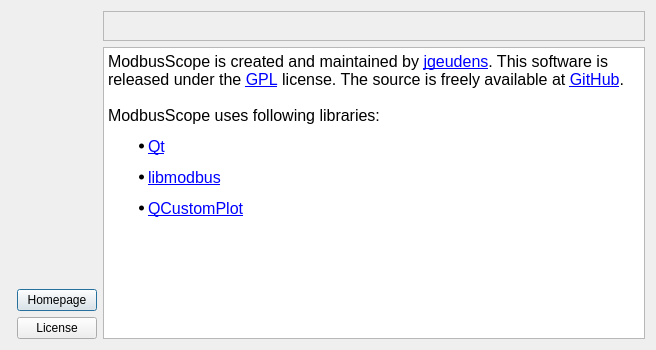
The window that src/dialogs/aboutdialog.ui (ModbusScope/ModbusScope) describes before a commit, drawn with Qt 5.
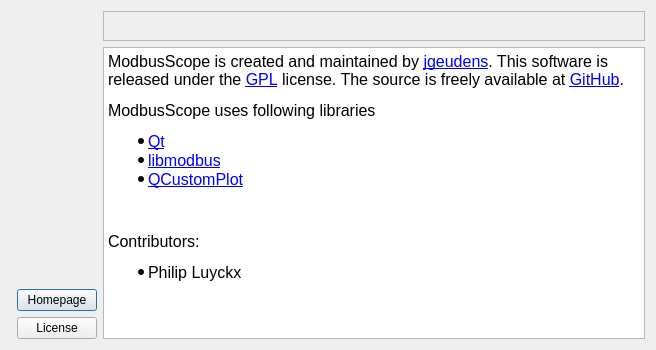
The same window after the commit. Icons and pictures are not drawn.

Commit message: List pluyckx as contributor

Patch:
```diff
--- a/src/dialogs/aboutdialog.ui
+++ b/src/dialogs/aboutdialog.ui
@@ -159,10 +159,14 @@
 &lt;html&gt;&lt;head&gt;&lt;meta name=&quot;qrichtext&quot; content=&quot;1&quot; /&gt;&lt;style type=&quot;text/css&quot;&gt;
 p, li { white-space: pre-wrap; }
 &lt;/style&gt;&lt;/head&gt;&lt;body style=&quot; font-family:'Ubuntu'; font-size:11pt; font-weight:400; font-style:normal;&quot;&gt;
-&lt;p style=&quot; margin-top:12px; margin-bottom:12px; margin-left:0px; margin-right:0px; -qt-block-indent:0; text-indent:0px;&quot;&gt;&lt;span style=&quot; font-size:12pt;&quot;&gt;ModbusScope is created and maintained by &lt;/span&gt;&lt;a href=&quot;https://github.com/jgeudens&quot;&gt;&lt;span style=&quot; font-size:12pt; text-decoration: underline; color:#0000ff;&quot;&gt;jgeudens&lt;/span&gt;&lt;/a&gt;&lt;span style=&quot; font-size:12pt;&quot;&gt;. This software is released under the &lt;/span&gt;&lt;a href=&quot;http://www.gnu.org/licenses/gpl.html#content&quot;&gt;&lt;span style=&quot; font-size:12pt; text-decoration: underline; color:#0000ff;&quot;&gt;GPL&lt;/span&gt;&lt;/a&gt;&lt;span style=&quot; font-size:12pt;&quot;&gt; license. The source is freely available at &lt;/span&gt;&lt;a href=&quot;https://github.com/jgeudens/ModbusScope&quot;&gt;&lt;span style=&quot; font-size:12pt; text-decoration: underline; color:#0000ff;&quot;&gt;GitHub&lt;/span&gt;&lt;/a&gt;&lt;span style=&quot; font-size:12pt;&quot;&gt;.&lt;br /&gt;&lt;br /&gt;ModbusScope uses following libraries:&lt;/span&gt;&lt;/p&gt;
-&lt;ul style=&quot;margin-top: 0px; margin-bottom: 0px; margin-left: 0px; margin-right: 0px; -qt-list-indent: 1;&quot;&gt;&lt;li style=&quot; margin-top:12px; margin-bottom:12px; margin-left:0px; margin-right:0px; -qt-block-indent:0; text-indent:0px;&quot;&gt;&lt;a href=&quot;http://qt-project.org/&quot;&gt;&lt;span style=&quot; font-size:12pt; text-decoration: underline; color:#0000ff;&quot;&gt;Qt&lt;/span&gt;&lt;/a&gt;&lt;/li&gt;
-&lt;li style=&quot; margin-top:12px; margin-bottom:12px; margin-left:0px; margin-right:0px; -qt-block-indent:0; text-indent:0px;&quot;&gt;&lt;a href=&quot;http://libmodbus.org/&quot;&gt;&lt;span style=&quot; font-size:12pt; text-decoration: underline; color:#0000ff;&quot;&gt;libmodbus&lt;/span&gt;&lt;/a&gt;&lt;/li&gt;
-&lt;li style=&quot; margin-top:12px; margin-bottom:12px; margin-left:0px; margin-right:0px; -qt-block-indent:0; text-indent:0px;&quot;&gt;&lt;a href=&quot;http://www.qcustomplot.com/&quot;&gt;&lt;span style=&quot; font-size:12pt; text-decoration: underline; color:#0000ff;&quot;&gt;QCustomPlot&lt;/span&gt;&lt;/a&gt;&lt;/li&gt;&lt;/ul&gt;&lt;/body&gt;&lt;/html&gt;</string>
+&lt;p style=&quot; margin-top:12px; margin-bottom:12px; margin-left:0px; margin-right:0px; -qt-block-indent:0; text-indent:0px;&quot;&gt;&lt;span style=&quot; font-size:12pt;&quot;&gt;ModbusScope is created and maintained by &lt;/span&gt;&lt;a href=&quot;https://github.com/jgeudens&quot;&gt;&lt;span style=&quot; font-size:12pt; text-decoration: underline; color:#0000ff;&quot;&gt;jgeudens&lt;/span&gt;&lt;/a&gt;&lt;span style=&quot; font-size:12pt;&quot;&gt;. This software is released under the &lt;/span&gt;&lt;a href=&quot;http://www.gnu.org/licenses/gpl.html#content&quot;&gt;&lt;span style=&quot; font-size:12pt; text-decoration: underline; color:#0000ff;&quot;&gt;GPL&lt;/span&gt;&lt;/a&gt;&lt;span style=&quot; font-size:12pt;&quot;&gt; license. The source is freely available at &lt;/span&gt;&lt;a href=&quot;https://github.com/jgeudens/ModbusScope&quot;&gt;&lt;span style=&quot; font-size:12pt; text-decoration: underline; color:#0000ff;&quot;&gt;GitHub&lt;/span&gt;&lt;/a&gt;&lt;span style=&quot; font-size:12pt;&quot;&gt;.&lt;/span&gt;&lt;/p&gt;
+&lt;p style=&quot; margin-top:12px; margin-bottom:12px; margin-left:0px; margin-right:0px; -qt-block-indent:0; text-indent:0px;&quot;&gt;&lt;span style=&quot; font-size:12pt;&quot;&gt;ModbusScope uses following libraries&lt;/span&gt; &lt;/p&gt;
+&lt;ul style=&quot;margin-top: 0px; margin-bottom: 0px; margin-left: 0px; margin-right: 0px; -qt-list-indent: 1;&quot;&gt;&lt;li style=&quot; font-size:12pt;&quot; style=&quot; margin-top:0px; margin-bottom:0px; margin-left:0px; margin-right:0px; -qt-block-indent:0; text-indent:0px;&quot;&gt;&lt;a href=&quot;http://qt-project.org/&quot;&gt;&lt;span style=&quot; text-decoration: underline; color:#0000ff;&quot;&gt;Qt&lt;/span&gt;&lt;/a&gt;&lt;/li&gt;
+&lt;li style=&quot; font-size:12pt;&quot; style=&quot; margin-top:0px; margin-bottom:0px; margin-left:0px; margin-right:0px; -qt-block-indent:0; text-indent:0px;&quot;&gt;&lt;a href=&quot;http://libmodbus.org/&quot;&gt;&lt;span style=&quot; text-decoration: underline; color:#0000ff;&quot;&gt;libmodbus&lt;/span&gt;&lt;/a&gt;&lt;/li&gt;
+&lt;li style=&quot; font-size:12pt;&quot; style=&quot; margin-top:0px; margin-bottom:0px; margin-left:0px; margin-right:0px; -qt-block-indent:0; text-indent:0px;&quot;&gt;&lt;a href=&quot;http://www.qcustomplot.com/&quot;&gt;&lt;span style=&quot; text-decoration: underline; color:#0000ff;&quot;&gt;QCustomPlot&lt;/span&gt;&lt;/a&gt;&lt;/li&gt;&lt;/ul&gt;
+&lt;p style=&quot;-qt-paragraph-type:empty; margin-top:12px; margin-bottom:12px; margin-left:0px; margin-right:0px; -qt-block-indent:0; text-indent:0px; font-size:12pt;&quot;&gt;&lt;br /&gt;&lt;/p&gt;
+&lt;p style=&quot; margin-top:12px; margin-bottom:12px; margin-left:0px; margin-right:0px; -qt-block-indent:0; text-indent:0px;&quot;&gt;&lt;span style=&quot; font-size:12pt;&quot;&gt;Contributors:&lt;/span&gt;&lt;/p&gt;
+&lt;ul style=&quot;margin-top: 0px; margin-bottom: 0px; margin-left: 0px; margin-right: 0px; -qt-list-indent: 1;&quot;&gt;&lt;li style=&quot; font-size:12pt;&quot; style=&quot; margin-top:0px; margin-bottom:0px; margin-left:0px; margin-right:0px; -qt-block-indent:0; text-indent:0px;&quot;&gt;Philip Luyckx&lt;/li&gt;&lt;/ul&gt;&lt;/body&gt;&lt;/html&gt;</string>
        </property>
       </widget>
      </item>
```
